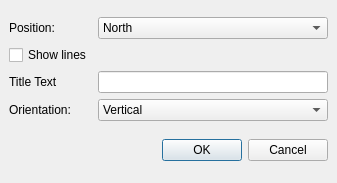
Above: examples/HeaderFooterLegends/addlegenddialog.ui from KDAB/KDChart before the change. Below: the same form after it.
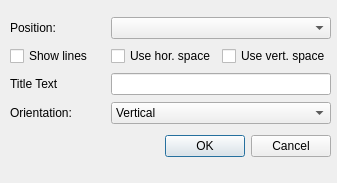
That is the form after the change.

Commit message: change position handling: use an extra Position class, to have translation done at one point, and to have our code more unified  (small bugs left: Zoom example not howing headers, HeaderFooterLegend example not showing different data area size when use space flags are changed

```diff
--- a/examples/HeaderFooterLegends/addlegenddialog.ui
+++ b/examples/HeaderFooterLegends/addlegenddialog.ui
@@ -15,14 +15,15 @@
   <property name="windowTitle" >
    <string>Dialog</string>
   </property>
-  <layout class="QVBoxLayout" >
-   <property name="margin" >
-    <number>9</number>
+  <widget class="QWidget" name="" >
+   <property name="geometry" >
+    <rect>
+     <x>10</x>
+     <y>16</y>
+     <width>321</width>
+     <height>150</height>
+    </rect>
    </property>
-   <property name="spacing" >
-    <number>6</number>
-   </property>
-   <item>
     <layout class="QGridLayout" >
      <property name="margin" >
       <number>0</number>
@@ -30,114 +31,13 @@
      <property name="spacing" >
       <number>6</number>
      </property>
-     <item row="3" column="1" >
-      <widget class="QComboBox" name="orientationCO" >
-       <item>
+    <item row="1" column="2" >
+     <widget class="QCheckBox" name="useVertSpaceCB" >
         <property name="text" >
-         <string>Vertical</string>
-        </property>
-       </item>
-       <item>
-        <property name="text" >
-         <string>Horizontal</string>
-        </property>
-       </item>
-      </widget>
-     </item>
-     <item row="1" column="0" >
-      <widget class="QCheckBox" name="showLinesCB" >
-       <property name="text" >
-        <string>Show lines</string>
-       </property>
-      </widget>
-     </item>
-     <item row="0" column="1" >
-      <widget class="QComboBox" name="positionCO" >
-       <item>
-        <property name="text" >
-         <string>North</string>
-        </property>
-       </item>
-       <item>
-        <property name="text" >
-         <string>South</string>
-        </property>
-       </item>
-       <item>
-        <property name="text" >
-         <string>West</string>
-        </property>
-       </item>
-       <item>
-        <property name="text" >
-         <string>East</string>
-        </property>
-       </item>
-       <item>
-        <property name="text" >
-         <string>NorthWest</string>
-        </property>
-       </item>
-       <item>
-        <property name="text" >
-         <string>NorthNorthWest</string>
-        </property>
-       </item>
-       <item>
-        <property name="text" >
-         <string>WestNorthWest</string>
-        </property>
-       </item>
-       <item>
-        <property name="text" >
-         <string>NorthEast</string>
-        </property>
-       </item>
-       <item>
-        <property name="text" >
-         <string>NorthNorthEast</string>
-        </property>
-       </item>
-       <item>
-        <property name="text" >
-         <string>EastNorthEast</string>
-        </property>
-       </item>
-       <item>
-        <property name="text" >
-         <string>SouthWest</string>
-        </property>
-       </item>
-       <item>
-        <property name="text" >
-          <string>SouthSouthWest</string>
-        </property>
-       </item>
-       <item>
-        <property name="text" >
-          <string>WestSouthWest</string>
-        </property>
-       </item>
-       <item>
-        <property name="text" >
-          <string>SouthEast</string>
-        </property>
-       </item>
-       <item>
-        <property name="text" >
-         <string>SouthSouthEast</string>
-        </property>
-       </item>
-       <item>
-        <property name="text" >
-         <string>EastSouthEast</string>
-        </property>
-       </item>
-      </widget>
-     </item>
-     <item row="2" column="1" >
-      <widget class="QLineEdit" name="titleTextED" />
-     </item>
+       <string>Use vert. space</string>
+      </property>
+     </widget>
+    </item>
      <item row="0" column="0" >
       <widget class="QLabel" name="label" >
        <property name="text" >
@@ -145,23 +45,21 @@
        </property>
       </widget>
      </item>
-     <item row="2" column="0" >
-      <widget class="QLabel" name="label_2" >
+    <item row="1" column="1" >
+     <widget class="QCheckBox" name="useHorzSpaceCB" >
        <property name="text" >
-        <string>Title Text</string>
+       <string>Use hor. space</string>
        </property>
       </widget>
      </item>
-     <item row="3" column="0" >
-      <widget class="QLabel" name="label_3" >
+    <item row="1" column="0" >
+     <widget class="QCheckBox" name="showLinesCB" >
        <property name="text" >
-        <string>Orientation:</string>
+       <string>Show lines</string>
        </property>
       </widget>
      </item>
-    </layout>
-   </item>
-   <item>
+    <item row="4" column="0" colspan="3" >
     <layout class="QHBoxLayout" >
      <property name="margin" >
       <number>0</number>
@@ -198,7 +96,42 @@
      </item>
     </layout>
    </item>
-  </layout>
+    <item row="3" column="0" >
+     <widget class="QLabel" name="label_3" >
+      <property name="text" >
+       <string>Orientation:</string>
+      </property>
+     </widget>
+    </item>
+    <item row="2" column="0" >
+     <widget class="QLabel" name="label_2" >
+      <property name="text" >
+       <string>Title Text</string>
+      </property>
+     </widget>
+    </item>
+    <item row="2" column="1" colspan="2" >
+     <widget class="QLineEdit" name="titleTextED" />
+    </item>
+    <item row="0" column="1" colspan="2" >
+     <widget class="QComboBox" name="positionCO" />
+    </item>
+    <item row="3" column="1" colspan="2" >
+     <widget class="QComboBox" name="orientationCO" >
+      <item>
+       <property name="text" >
+        <string>Vertical</string>
+       </property>
+      </item>
+      <item>
+       <property name="text" >
+        <string>Horizontal</string>
+       </property>
+      </item>
+     </widget>
+    </item>
+   </layout>
+  </widget>
  </widget>
  <pixmapfunction></pixmapfunction>
  <resources/>
```
Lines whose indentation alone changed are shown as unchanged. The commit also changes 31 other files.
